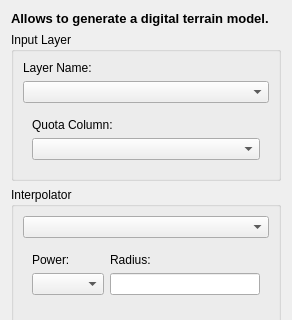
The window that src/terralib/mnt/qt/ui/MNTGenerationDialogForm.ui (claudiobogossian/terralib5) describes before a commit, drawn with Qt 5; both pictures show x 0 to 292 and y 0 to 320 of the 292 by 666 pixel window.
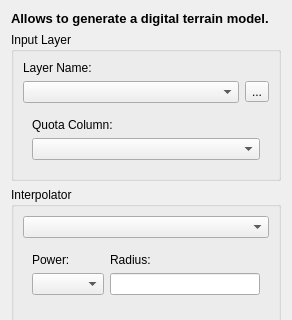
The same window after the commit. Custom widgets are drawn as their Qt base class.

Commit message: Adicionada interface de busca de layers

```diff
--- a/src/terralib/mnt/qt/ui/MNTGenerationDialogForm.ui
+++ b/src/terralib/mnt/qt/ui/MNTGenerationDialogForm.ui
@@ -7,7 +7,7 @@
     <x>0</x>
     <y>0</y>
     <width>292</width>
-    <height>614</height>
+    <height>616</height>
    </rect>
   </property>
   <property name="windowTitle">
@@ -45,7 +45,18 @@
        </widget>
       </item>
       <item>
-       <widget class="QComboBox" name="m_layersComboBox"/>
+       <layout class="QHBoxLayout" name="horizontalLayout_4">
+        <item>
+         <widget class="QComboBox" name="m_layersComboBox"/>
+        </item>
+        <item>
+         <widget class="QToolButton" name="m_layerSearchToolButton">
+          <property name="text">
+           <string>...</string>
+          </property>
+         </widget>
+        </item>
+       </layout>
       </item>
       <item>
        <widget class="QStackedWidget" name="m_inputstackedWidget">
```
The commit also changes 23 other files.
